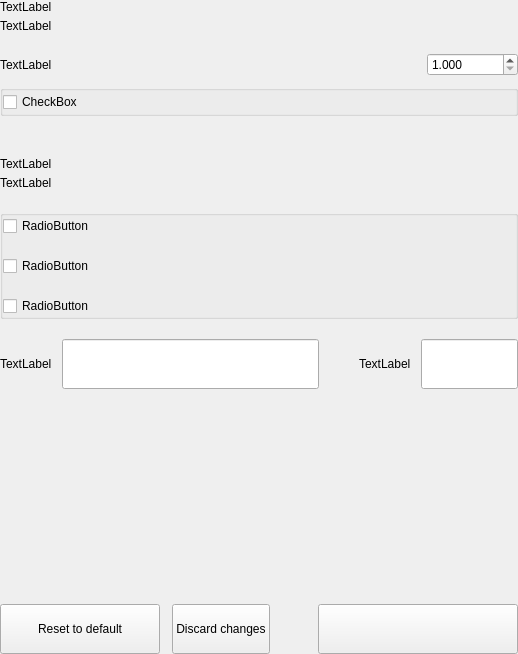
Above: src/qt/digiwage/settings/forms/settingswalletoptionswidget.ui from digiwage/digiwage before the change. Below: the same form after it.
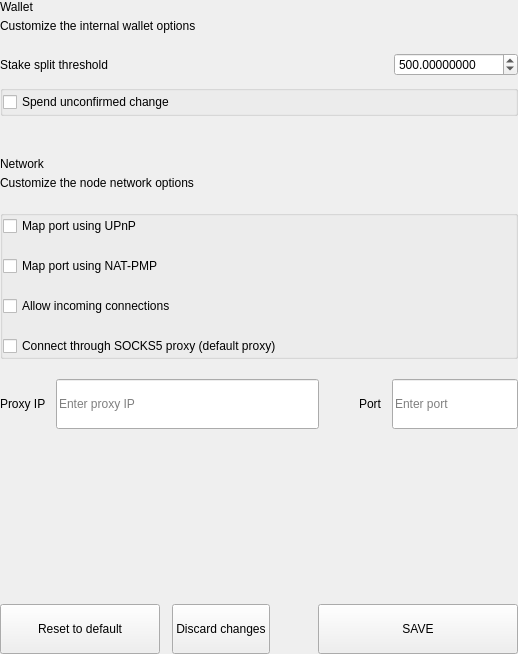
That is the form after the change.

```diff
--- a/src/qt/digiwage/settings/forms/settingswalletoptionswidget.ui
+++ b/src/qt/digiwage/settings/forms/settingswalletoptionswidget.ui
@@ -62,14 +62,14 @@
             <item>
              <widget class="QLabel" name="labelTitle">
               <property name="text">
-               <string>TextLabel</string>
+               <string>Wallet</string>
               </property>
              </widget>
             </item>
             <item>
              <widget class="QLabel" name="labelSubtitle1">
               <property name="text">
-               <string>TextLabel</string>
+               <string>Customize the internal wallet options</string>
               </property>
               <property name="wordWrap">
                <bool>true</bool>
@@ -104,7 +104,7 @@
           <item>
            <widget class="QLabel" name="labelTitleStake">
             <property name="text">
-             <string>TextLabel</string>
+             <string>Stake split threshold</string>
             </property>
            </widget>
           </item>
@@ -124,14 +124,17 @@
           <item>
            <widget class="QDoubleSpinBox" name="spinBoxStakeSplitThreshold">
             <property name="decimals">
-             <number>3</number>
+             <number>8</number>
             </property>
             <property name="minimum">
-             <number>1</number>
+             <number>0</number>
             </property>
             <property name="maximum">
              <number>999999</number>
             </property>
+            <property name="value">
+             <number>500</number>
+            </property>
            </widget>
           </item>
          </layout>
@@ -160,7 +163,7 @@
            <item>
             <widget class="QCheckBox" name="radioButtonSpend">
              <property name="text">
-              <string>CheckBox</string>
+              <string>Spend unconfirmed change</string>
              </property>
             </widget>
            </item>
@@ -231,14 +234,14 @@
             <item>
              <widget class="QLabel" name="labelTitleNetwork">
               <property name="text">
-               <string>TextLabel</string>
+               <string>Network</string>
               </property>
              </widget>
             </item>
             <item>
              <widget class="QLabel" name="labelSubtitleNetwork">
               <property name="text">
-               <string>TextLabel</string>
+               <string>Customize the node network options</string>
               </property>
               <property name="wordWrap">
                <bool>true</bool>
@@ -289,21 +292,31 @@
            <item>
             <widget class="QCheckBox" name="checkBoxMap">
              <property name="text">
-              <string>RadioButton</string>
+              <string>Map port using UPnP</string>
+             </property>
+            </widget>
+           </item>
+           <item>
+            <widget class="QCheckBox" name="mapPortNatpmp">
+             <property name="toolTip">
+              <string>Automatically open the DIGIWAGE client port on the router. This only works when your router supports NAT-PMP and it is enabled. The external port could be random.</string>
+             </property>
+             <property name="text">
+              <string>Map port using NAT-PMP</string>
              </property>
             </widget>
            </item>
            <item>
             <widget class="QCheckBox" name="checkBoxAllow">
              <property name="text">
-              <string>RadioButton</string>
+              <string>Allow incoming connections</string>
              </property>
             </widget>
            </item>
            <item>
             <widget class="QCheckBox" name="checkBoxConnect">
              <property name="text">
-              <string>RadioButton</string>
+              <string>Connect through SOCKS5 proxy (default proxy)</string>
              </property>
             </widget>
            </item>
@@ -339,7 +352,7 @@
             <item>
              <widget class="QLabel" name="labelSubtitleProxy">
               <property name="text">
-               <string>TextLabel</string>
+               <string>Proxy IP</string>
               </property>
              </widget>
             </item>
@@ -357,6 +370,9 @@
                 <height>50</height>
                </size>
               </property>
+              <property name="placeholderText">
+               <string>Enter proxy IP</string>
+              </property>
              </widget>
             </item>
            </layout>
@@ -382,7 +398,7 @@
             <item>
              <widget class="QLabel" name="labelSubtitlePort">
               <property name="text">
-               <string>TextLabel</string>
+               <string>Port</string>
               </property>
              </widget>
             </item>
@@ -400,6 +416,9 @@
                 <height>50</height>
                </size>
               </property>
+              <property name="placeholderText">
+               <string>Enter port</string>
+              </property>
              </widget>
             </item>
            </layout>
@@ -496,7 +515,7 @@
              <enum>Qt::NoFocus</enum>
             </property>
             <property name="text">
-             <string/>
+             <string>SAVE</string>
             </property>
            </widget>
           </item>
```
Left out of the diff: 4 changed lines with no effect on the pictures.
